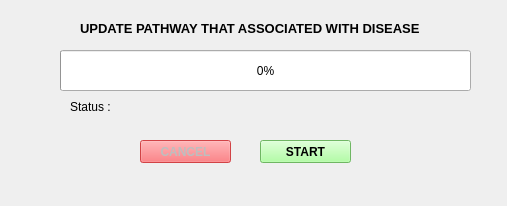
This is Project/ui/WindowPathway.ui in tatazakup/NetAffx-Project as Qt 5 draws it before an edit. The edited form follows.
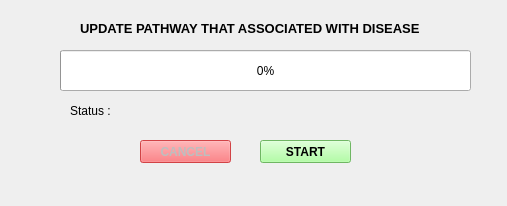
This is the edited form.

Diff of the .ui file:
```diff
--- a/Project/ui/WindowPathway.ui
+++ b/Project/ui/WindowPathway.ui
@@ -96,10 +96,10 @@
   <widget class="QLabel" name="status_space">
    <property name="geometry">
     <rect>
-     <x>130</x>
-     <y>100</y>
+     <x>120</x>
+     <y>99</y>
      <width>301</width>
-     <height>20</height>
+     <height>21</height>
     </rect>
    </property>
    <property name="text">
@@ -112,7 +112,7 @@
      <x>70</x>
      <y>100</y>
      <width>47</width>
-     <height>13</height>
+     <height>21</height>
     </rect>
    </property>
    <property name="text">
```
